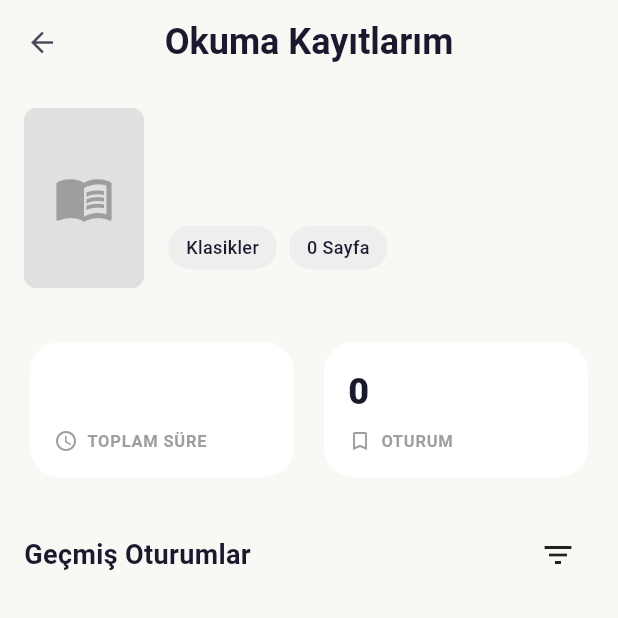
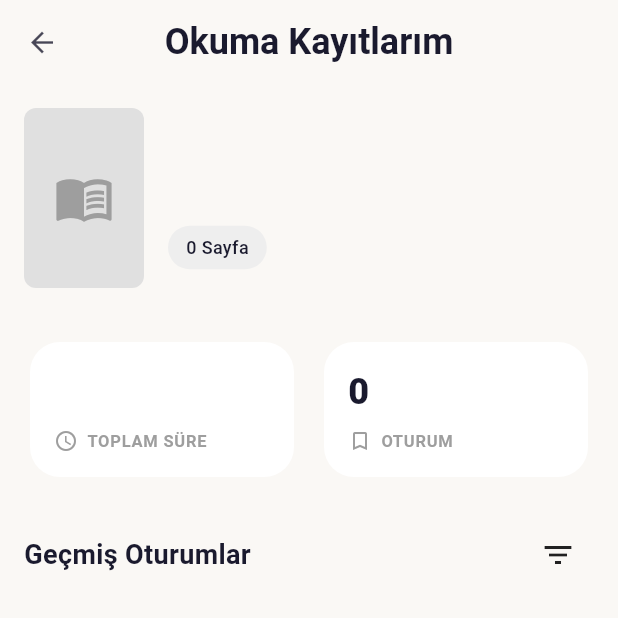
Before and after one commit to yusufKemalPinarci/readlog, a Flutter app: the _Content screen opened directly with empty values, on a phone screen of 412 x 824 dp, the top half of it. Run offline on Flutter 3.47's test engine with Material 3 defaults, Android fonts, the phone set to English and light mode, and no system bars; our stand-ins replace confetti, connectivity_plus, file_picker, flutter_local_notifications, flutter_riverpod, flutter_timezone and 9 more; missing offline and left inert: mobile_scanner, record; accounts and stored records are empty.

Commit message:
chore: T3.4/T3.6/T3.7 remove dead code; real version + book header
T3.4: delete the duplicate /book-detail route + bookDetail() helper (callers now
use bookReadingLogs), the dead filteredLogs/filterDate mechanism (the route never
forwarded the extra), unused getRecordingDuration, and the always-null
fetchPageCount (+ its no-op caller).

T3.6: show the real app version in settings via package_info_plus instead of the
hardcoded "1.0.2".

T3.7: the book-logs header rendered a hardcoded book icon and a fake "Klasikler"
category tag. Render the real cover (icon only when missing) and the real
book.category (only when set).

```diff
--- a/readlog-main/lib/features/home/presentation/home_screen.dart
+++ b/readlog-main/lib/features/home/presentation/home_screen.dart
@@ -341,7 +341,7 @@ class _HomeScreenState extends ConsumerState<HomeScreen> {
                       shelf: BookShelf.toRead,
                       onMoveToShelf: (book, targetShelf) => vm.moveBookToShelf(book.id, targetShelf),
                       onReorder: (oldIndex, newIndex) => vm.reorderBooks(BookShelf.toRead, oldIndex, newIndex),
-                      onTap: (b) => context.push(Routes.bookDetail(b.id)),
+                      onTap: (b) => context.push(Routes.bookReadingLogs(b.id)),
                       menuBuilder: (context, book) => [
                         PopupMenuItem(
                           value: _MenuAction.startReading,
@@ -391,7 +391,7 @@ class _HomeScreenState extends ConsumerState<HomeScreen> {
                       shelf: BookShelf.reading,
                       onMoveToShelf: (book, targetShelf) => vm.moveBookToShelf(book.id, targetShelf),
                       onReorder: (oldIndex, newIndex) => vm.reorderBooks(BookShelf.reading, oldIndex, newIndex),
-                      onTap: (b) => context.push(Routes.bookDetail(b.id)),
+                      onTap: (b) => context.push(Routes.bookReadingLogs(b.id)),
                       onContinueReading: (b) => context.push(Routes.activeReadingFor(b.id)),
                       menuBuilder: (context, book) => [
                         PopupMenuItem(
@@ -447,7 +447,7 @@ class _HomeScreenState extends ConsumerState<HomeScreen> {
                       shelf: BookShelf.read,
                       onMoveToShelf: (book, targetShelf) => vm.moveBookToShelf(book.id, targetShelf),
                       onReorder: (oldIndex, newIndex) => vm.reorderBooks(BookShelf.read, oldIndex, newIndex),
-                      onTap: (b) => context.push(Routes.bookDetail(b.id)),
+                      onTap: (b) => context.push(Routes.bookReadingLogs(b.id)),
                       menuBuilder: (context, book) => [
                         PopupMenuItem(
                           value: _MenuAction.edit,
--- a/readlog-main/lib/features/reading/presentation/book_reading_logs_screen.dart
+++ b/readlog-main/lib/features/reading/presentation/book_reading_logs_screen.dart
@@ -1,3 +1,5 @@
+import 'dart:io';
+
 import 'package:flutter/material.dart';
 import 'package:flutter_riverpod/flutter_riverpod.dart';
 import 'package:go_router/go_router.dart';
@@ -32,13 +34,9 @@ class BookReadingLogsScreen extends ConsumerStatefulWidget {
   const BookReadingLogsScreen({
     super.key,
     required this.bookId,
-    this.filteredLogs,
-    this.filterDate,
   });
 
   final String bookId;
-  final List<ReadingLog>? filteredLogs;
-  final DateTime? filterDate;
 
   @override
   ConsumerState<BookReadingLogsScreen> createState() => _BookReadingLogsScreenState();
@@ -52,10 +50,7 @@ class _BookReadingLogsScreenState extends ConsumerState<BookReadingLogsScreen> {
     ref.watch(booksVmProvider);
     final book = ref.read(booksVmProvider.notifier).byId(widget.bookId);
 
-    // Eğer filtrelenmiş loglar varsa onları kullan, yoksa tüm logları yükle
-    final logsAsync = widget.filteredLogs != null
-        ? AsyncValue.data(widget.filteredLogs!)
-        : ref.watch(_bookLogsProvider(widget.bookId));
+    final logsAsync = ref.watch(_bookLogsProvider(widget.bookId));
 
     if (book == null) {
       return BookScaffold(
@@ -108,14 +103,12 @@ class _Content extends ConsumerStatefulWidget {
     required this.logs,
     required this.totalDurationText,
     required this.sessionCount,
-    this.filterDate,
   });
 
   final Book book;
   final List<ReadingLog> logs;
   final String totalDurationText;
   final int sessionCount;
-  final DateTime? filterDate;
 
   @override
   ConsumerState<_Content> createState() => _ContentState();
@@ -127,26 +120,8 @@ class _ContentState extends ConsumerState<_Content> {
   _LogFilter _filter = _LogFilter.all;
 
   List<ReadingLog> get _filteredLogs {
-    // Eğer filterDate varsa, önce o güne ait logları filtrele
-    List<ReadingLog> logsToFilter = widget.logs;
-
-    if (widget.filterDate != null) {
-      final dayStart = DateTime(
-        widget.filterDate!.year,
-        widget.filterDate!.month,
-        widget.filterDate!.day,
-      );
-      final dayEnd = DateTime(dayStart.year, dayStart.month, dayStart.day + 1); // T2.5 DST-safe
-
-      logsToFilter = widget.logs.where((log) {
-        final logDate = DateTime(log.date.year, log.date.month, log.date.day);
-        return logDate.isAtSameMomentAs(dayStart) ||
-               (logDate.isAfter(dayStart) && logDate.isBefore(dayEnd));
-      }).toList();
-    }
-
     // Sort logs by date, newest first
-    final sorted = List<ReadingLog>.from(logsToFilter)
+    final sorted = List<ReadingLog>.from(widget.logs)
       ..sort((a, b) => b.date.compareTo(a.date));
 
     switch (_filter) {
@@ -291,11 +266,22 @@ class _BookHeader extends StatelessWidget {
           Container(
             width: 80,
             height: 120,
+            clipBehavior: Clip.antiAlias,
             decoration: BoxDecoration(
               color: Colors.grey[300],
               borderRadius: BorderRadius.circular(8),
             ),
-            child: const Icon(Icons.menu_book, size: 40, color: Colors.grey),
+            // T3.7: render the real cover; fall back to the icon only when missing.
+            child: (book.coverImagePath != null && File(book.coverImagePath!).existsSync())
+                ? Image.file(
+                    File(book.coverImagePath!),
+                    width: 80,
+                    height: 120,
+                    fit: BoxFit.cover,
+                    errorBuilder: (_, __, ___) =>
+                        const Icon(Icons.menu_book, size: 40, color: Colors.grey),
+                  )
+                : const Icon(Icons.menu_book, size: 40, color: Colors.grey),
           ),
           const SizedBox(width: 16),
           Expanded(
@@ -322,7 +308,9 @@ class _BookHeader extends StatelessWidget {
                   spacing: 8,
                   runSpacing: 8,
                   children: [
-                    _Tag(label: 'Klasikler'),
+                    // T3.7: real category (only when set), not a hardcoded one.
+                    if (book.category != null && book.category!.isNotEmpty)
+                      _Tag(label: book.category!),
                     _Tag(label: '${book.totalPages} Sayfa'),
                   ],
                 ),
--- a/readlog-main/lib/shared/services/open_library_service.dart
+++ b/readlog-main/lib/shared/services/open_library_service.dart
@@ -142,8 +142,4 @@ class OpenLibraryService {
     }
   }
 
-  /// Sayfa sayısını çek - artık arama sonuçlarında geliyor, uyumluluk için korundu
-  Future<int?> fetchPageCount(String workKey) async {
-    return null;
-  }
 }
--- a/readlog-main/pubspec.yaml
+++ b/readlog-main/pubspec.yaml
@@ -40,6 +40,7 @@ dependencies:
   file_picker: ^8.1.4
   connectivity_plus: ^6.1.0
   archive: ^4.0.2
+  package_info_plus: ^8.0.0
 
 dev_dependencies:
   flutter_test:
```
Also changed, not shown: readlog-main/lib/app/router/app_router.dart (+0 -7 lines), readlog-main/lib/features/library/presentation/add_book_screen.dart (+2 -16 lines), readlog-main/lib/features/profile/presentation/calendar_day_detail_screen.dart (+1 -15 lines), readlog-main/lib/features/settings/presentation/settings_screen.dart (+18 -9 lines), readlog-main/lib/shared/services/audio_recording_service.dart (+0 -19 lines), readlog-main/pubspec.lock.
